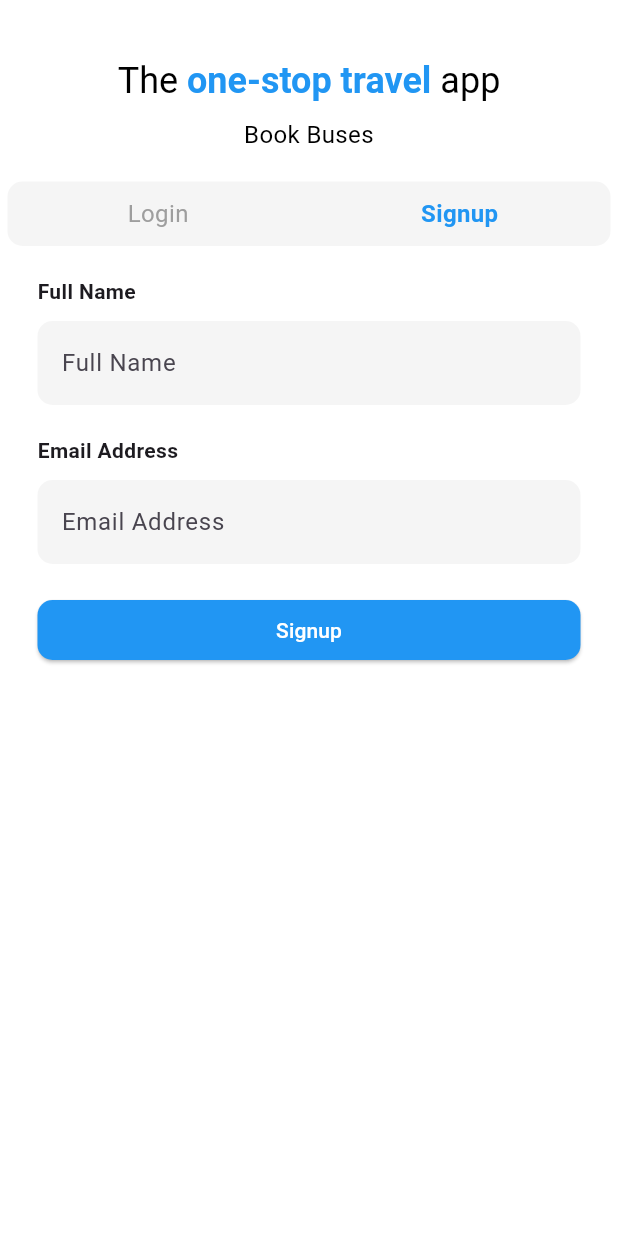
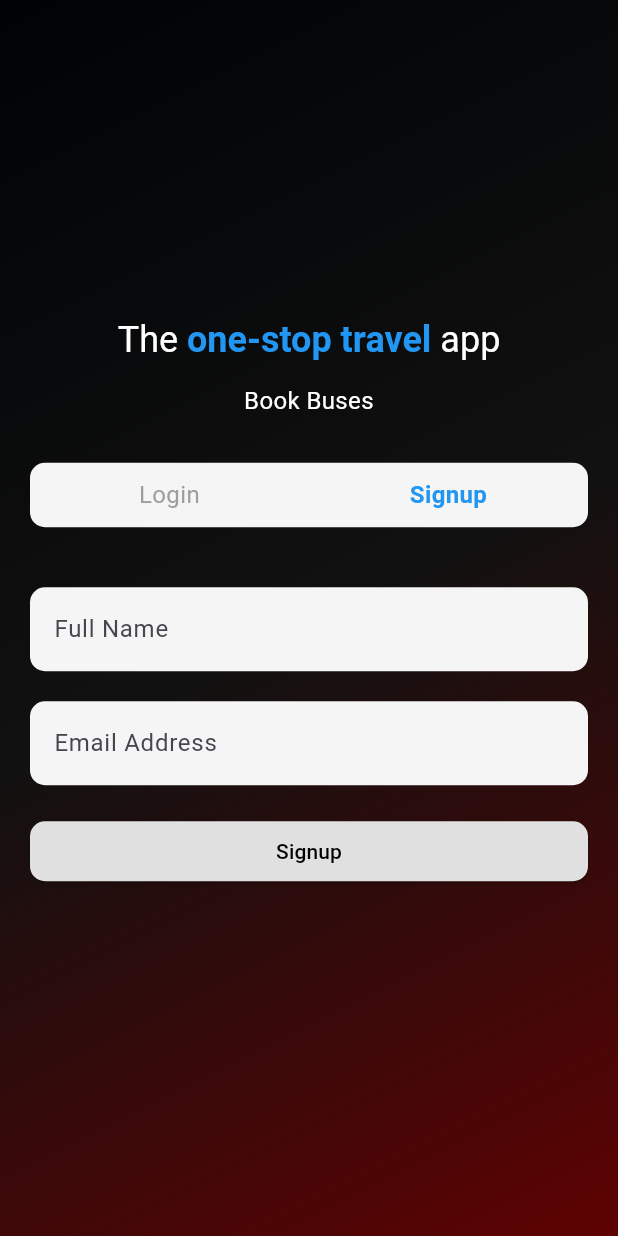
Before and after one commit to sanjaii1/fairyaatra, a Flutter app: the screen it shows after launch, after a tap on "Signup", on a phone screen of 412 x 824 dp. Run offline on Flutter 3.47's test engine with Material 3 defaults, Android fonts, the phone set to English and light mode, and no system bars.

Commit message:
design changes login

```diff
--- a/lib/src/feature/login/views/login.dart
+++ b/lib/src/feature/login/views/login.dart
@@ -10,9 +10,15 @@ class AuthPage extends StatefulWidget {
 class _AuthPageState extends State<AuthPage> {
   bool isLogin = true; // Determines whether to show Login or Signup
 
-  void toggleAuthMode() {
+  void showLogin() {
     setState(() {
-      isLogin = !isLogin;
+      isLogin = true;
+    });
+  }
+
+  void showSignup() {
+    setState(() {
+      isLogin = false;
     });
   }
 
@@ -20,29 +26,29 @@ class _AuthPageState extends State<AuthPage> {
   Widget build(BuildContext context) {
     return Scaffold(
       resizeToAvoidBottomInset: true,
-      backgroundColor: Colors.white,
-      // appBar: AppBar(
-      //   elevation: 0,
-      //   backgroundColor: Colors.transparent,
-      //   // leading: const Icon(
-      //   //   Icons.close,
-      //   //   color: Colors.black,
-      //   // ),
-      // ),
-      body: SafeArea(
-        child: LayoutBuilder(builder: (context, constraints) {
-          return SingleChildScrollView(
-            child: ConstrainedBox(
-              constraints: BoxConstraints(
-                minHeight: constraints.maxHeight,
+      body: Container(
+        decoration: const BoxDecoration(
+          gradient: LinearGradient(
+            colors: [
+              Color.fromARGB(255, 0, 2, 4),
+              Color.fromARGB(255, 17, 17, 17),
+              Color.fromARGB(255, 94, 2, 2),
+            ],
+            stops: [0.0, 0.5, 1.0], // Smooth gradient transition
+            begin: Alignment.topLeft,
+            end: Alignment.bottomRight,
           ),
-              child: IntrinsicHeight(
+        ),
+        child: SafeArea(
+          child: Center(
+            child: SingleChildScrollView(
               child: Padding(
-                  padding: EdgeInsets.only(left: 5, right: 5, top: 20),
+                padding:
+                    const EdgeInsets.symmetric(horizontal: 20, vertical: 0),
                 child: Column(
+                  mainAxisAlignment: MainAxisAlignment.center,
                   crossAxisAlignment: CrossAxisAlignment.stretch,
                   children: [
-                      const SizedBox(height: 20),
                     // Header
                     RichText(
                       textAlign: TextAlign.center,
@@ -52,7 +58,7 @@ class _AuthPageState extends State<AuthPage> {
                             text: "The ",
                             style: TextStyle(
                               fontSize: 24,
-                                color: Colors.black,
+                              color: Colors.white,
                               fontWeight: FontWeight.normal,
                             ),
                           ),
@@ -68,23 +74,23 @@ class _AuthPageState extends State<AuthPage> {
                             text: "app",
                             style: TextStyle(
                               fontSize: 24,
-                                color: Colors.black,
+                              color: Colors.white,
                               fontWeight: FontWeight.normal,
                             ),
                           ),
                         ],
                       ),
                     ),
-                      const SizedBox(height: 10),
+                    const SizedBox(height: 15),
                     const Text(
                       "Book Buses",
                       textAlign: TextAlign.center,
                       style: TextStyle(
                         fontSize: 16,
-                          color: Colors.black,
+                        color: Colors.white,
                       ),
                     ),
-                      const SizedBox(height: 20),
+                    const SizedBox(height: 30),
                     // Toggle Tabs
                     Container(
                       decoration: BoxDecoration(
@@ -95,11 +101,7 @@ class _AuthPageState extends State<AuthPage> {
                         children: [
                           Expanded(
                             child: GestureDetector(
-                                onTap: () {
-                                  setState(() {
-                                    isLogin = true;
-                                  });
-                                },
+                              onTap: showLogin,
                               child: Padding(
                                 padding: const EdgeInsets.all(10),
                                 child: Text(
@@ -107,8 +109,7 @@ class _AuthPageState extends State<AuthPage> {
                                   textAlign: TextAlign.center,
                                   style: TextStyle(
                                     fontSize: 16,
-                                      color:
-                                          isLogin ? Colors.blue : Colors.grey,
+                                    color: isLogin ? Colors.blue : Colors.grey,
                                     fontWeight: isLogin
                                         ? FontWeight.bold
                                         : FontWeight.normal,
@@ -119,11 +120,7 @@ class _AuthPageState extends State<AuthPage> {
                           ),
                           Expanded(
                             child: GestureDetector(
-                                onTap: () {
-                                  setState(() {
-                                    isLogin = false;
-                                  });
-                                },
+                              onTap: showSignup,
                               child: Padding(
                                 padding: const EdgeInsets.all(10),
                                 child: Text(
@@ -131,8 +128,7 @@ class _AuthPageState extends State<AuthPage> {
                                   textAlign: TextAlign.center,
                                   style: TextStyle(
                                     fontSize: 16,
-                                      color:
-                                          isLogin ? Colors.grey : Colors.blue,
+                                    color: isLogin ? Colors.grey : Colors.blue,
                                     fontWeight: isLogin
                                         ? FontWeight.normal
                                         : FontWeight.bold,
@@ -144,9 +140,16 @@ class _AuthPageState extends State<AuthPage> {
                         ],
                       ),
                     ),
-                      const SizedBox(height: 20),
-                      // Toggle Content
-                      Expanded(
+                    const SizedBox(height: 30),
+                    // AnimatedSwitcher for Login and Signup Pages
+                    AnimatedSwitcher(
+                      duration: const Duration(milliseconds: 500),
+                      switchInCurve: Curves.linear,
+                      switchOutCurve: Curves.linear,
+                      transitionBuilder:
+                          (Widget child, Animation<double> animation) {
+                        return ScaleTransition(scale: animation, child: child);
+                      },
                       child: isLogin ? LoginPage() : SignupPage(),
                     ),
                   ],
@@ -154,8 +157,7 @@ class _AuthPageState extends State<AuthPage> {
               ),
             ),
           ),
-          );
-        }),
+        ),
       ),
     );
   }
--- a/lib/src/feature/login/widget/loginWidget.dart
+++ b/lib/src/feature/login/widget/loginWidget.dart
@@ -5,14 +5,15 @@ class LoginPage extends StatelessWidget {
   @override
   Widget build(BuildContext context) {
     return Padding(
-      padding: const EdgeInsets.symmetric(horizontal: 20),
+      padding: const EdgeInsets.symmetric(horizontal: 0),
       child: Column(
         crossAxisAlignment: CrossAxisAlignment.stretch,
         children: [
-          const Text(
-            "Email Address",
-            style: TextStyle(fontSize: 14, fontWeight: FontWeight.bold),
-          ),
+          // const Text(
+          //   "Email Address",
+          //   style: TextStyle(
+          //       fontSize: 14, fontWeight: FontWeight.bold, color: Colors.white),
+          // ),
           const SizedBox(height: 10),
           TextField(
             decoration: InputDecoration(
@@ -65,10 +66,13 @@ class LoginPage extends StatelessWidget {
           const SizedBox(height: 10),
           ElevatedButton.icon(
             onPressed: () {},
-            icon: const Icon(Icons.lock, color: Colors.white),
-            label: const Text("Login with Password"),
+            icon: const Icon(Icons.lock, color: Colors.black),
+            label: const Text(
+              "Login with Password",
+              style: TextStyle(color: Colors.black),
+            ),
             style: ElevatedButton.styleFrom(
-              backgroundColor: Colors.black,
+              backgroundColor: Colors.grey.shade300,
               shape: RoundedRectangleBorder(
                 borderRadius: BorderRadius.circular(10),
               ),
--- a/lib/src/feature/login/widget/signupWidget.dart
+++ b/lib/src/feature/login/widget/signupWidget.dart
@@ -5,14 +5,14 @@ class SignupPage extends StatelessWidget {
   @override
   Widget build(BuildContext context) {
     return Padding(
-      padding: const EdgeInsets.symmetric(horizontal: 20),
+      padding: const EdgeInsets.symmetric(horizontal: 0),
       child: Column(
         crossAxisAlignment: CrossAxisAlignment.stretch,
         children: [
-          const Text(
-            "Full Name",
-            style: TextStyle(fontSize: 14, fontWeight: FontWeight.bold),
-          ),
+          // const Text(
+          //   "Full Name",
+          //   style: TextStyle(fontSize: 14, fontWeight: FontWeight.bold),
+          // ),
           const SizedBox(height: 10),
           TextField(
             decoration: InputDecoration(
@@ -26,11 +26,11 @@ class SignupPage extends StatelessWidget {
             ),
           ),
           const SizedBox(height: 20),
-          const Text(
-            "Email Address",
-            style: TextStyle(fontSize: 14, fontWeight: FontWeight.bold),
-          ),
-          const SizedBox(height: 10),
+          // const Text(
+          //   "Email Address",
+          //   style: TextStyle(fontSize: 14, fontWeight: FontWeight.bold),
+          // ),
+          //const SizedBox(height: 10),
           TextField(
             decoration: InputDecoration(
               hintText: "Email Address",
@@ -46,14 +46,14 @@ class SignupPage extends StatelessWidget {
           ElevatedButton(
             onPressed: () {},
             style: ElevatedButton.styleFrom(
-              backgroundColor: Colors.blue,
+              backgroundColor: Colors.grey.shade300,
               shape: RoundedRectangleBorder(
                 borderRadius: BorderRadius.circular(10),
               ),
             ),
             child: const Text(
               "Signup",
-              style: TextStyle(color: Colors.white),
+              style: TextStyle(color: Colors.black),
             ),
           ),
           const SizedBox(height: 20),
```
Lines whose indentation alone changed are shown as unchanged.
